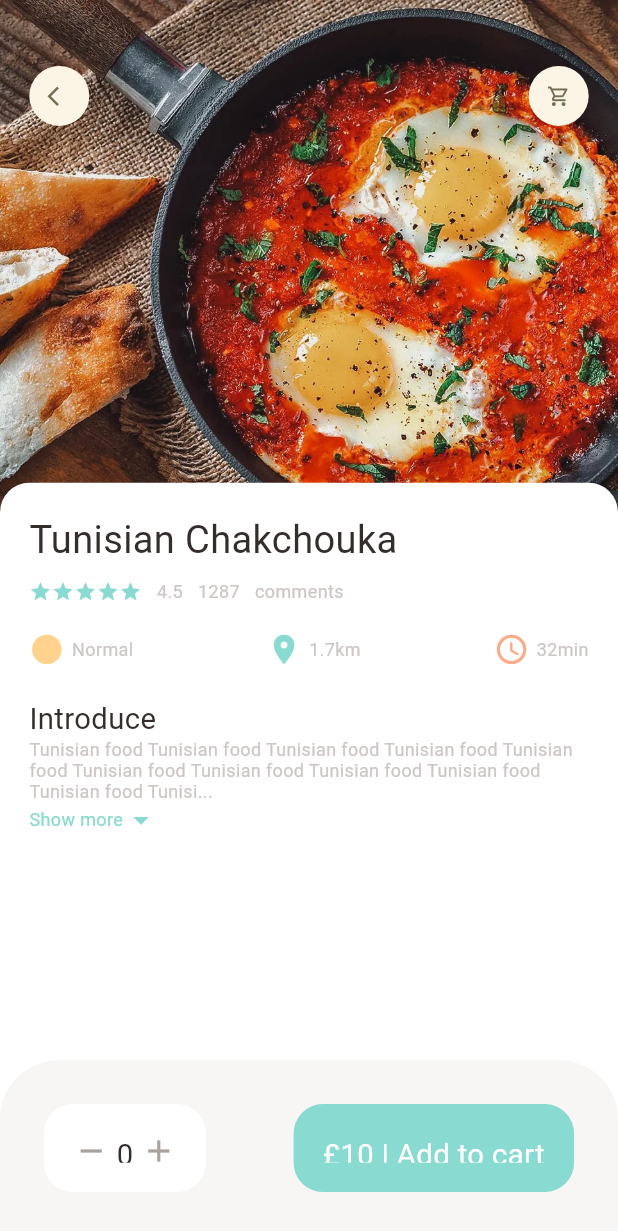
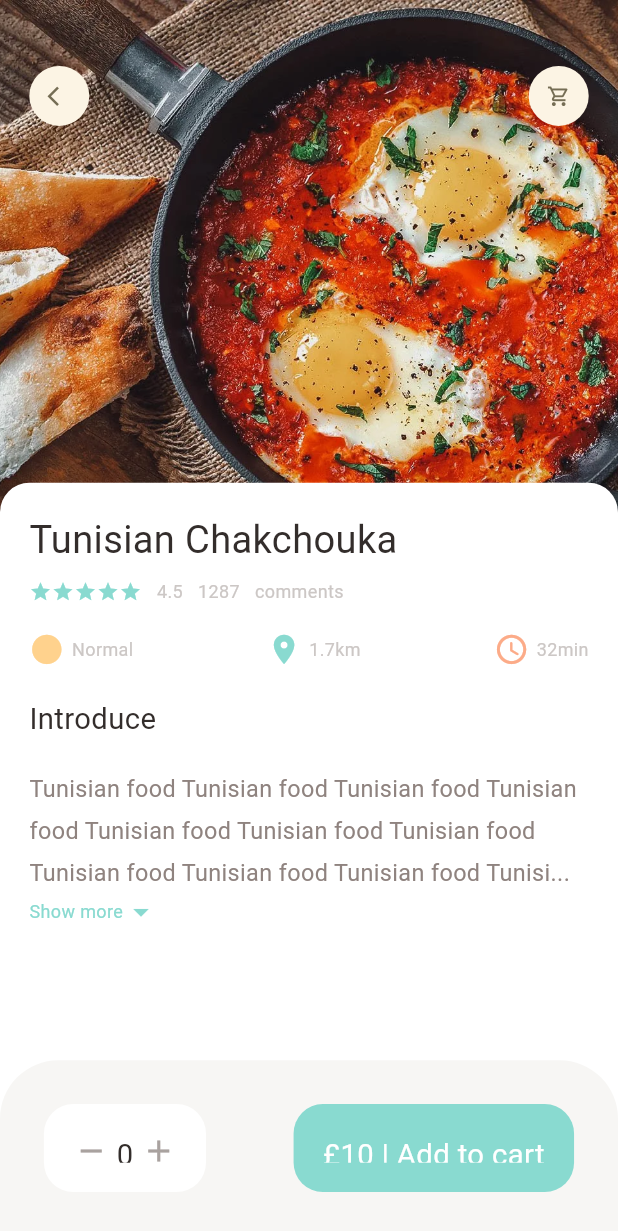
Before and after one commit to siwarbo/pfeProject, a Flutter app: the screen it shows after launch, on a phone screen of 412 x 824 dp. Shown: the top 1231 px of the screen. Run offline on Flutter 3.47's test engine with Material 3 defaults, Android fonts, the phone set to English and light mode, and no system bars; our stand-ins replace dots_indicator, get.

Commit message:
complete Builder Full Page

```diff
--- a/lib/pages/food/popular_food_detail.dart
+++ b/lib/pages/food/popular_food_detail.dart
@@ -67,6 +67,9 @@ class PopularFoodDetail extends StatelessWidget {
                       height: Dimensions.height20,
                     ),
                     BigText(text: "Introduce"),
+                    SizedBox(
+                      height: Dimensions.height20,
+                    ),
                     Expanded(
                         child: SingleChildScrollView(
                             child: ExpandableTextWidget(
--- a/lib/utils/dimensions.dart
+++ b/lib/utils/dimensions.dart
@@ -21,6 +21,7 @@ class Dimensions {
   static double width20 = screenHeight / 42.2;
   static double width30 = screenHeight / 28.13;
   //font size
+  static double font16 = screenHeight / 52.75;
   static double font20 = screenHeight / 42.2;
   static double font26 = screenHeight / 32.46;
 
--- a/lib/widgets/expandable_text_widget.dart
+++ b/lib/widgets/expandable_text_widget.dart
@@ -36,10 +36,16 @@ class _ExpandableTextWidgetState extends State<ExpandableTextWidget> {
   Widget build(BuildContext context) {
     return Container(
       child: secondHalf.isEmpty
-          ? SmallText(text: firstHalf)
+          ? SmallText(
+              color: AppColors.paraColor,
+              size: Dimensions.font16,
+              text: firstHalf)
           : Column(
               children: [
                 SmallText(
+                    height: 1.8,
+                    color: AppColors.paraColor,
+                    size: Dimensions.font16,
                     text: hiddenText
                         ? (firstHalf + "...")
                         : (firstHalf + secondHalf)),
@@ -55,7 +61,7 @@ class _ExpandableTextWidgetState extends State<ExpandableTextWidget> {
                       color: AppColors.mainColor,
                     ),
                     Icon(
-                      Icons.arrow_drop_down,
+                      hiddenText ? Icons.arrow_drop_down : Icons.arrow_drop_up,
                       color: AppColors.mainColor,
                     ),
                   ]),
```
